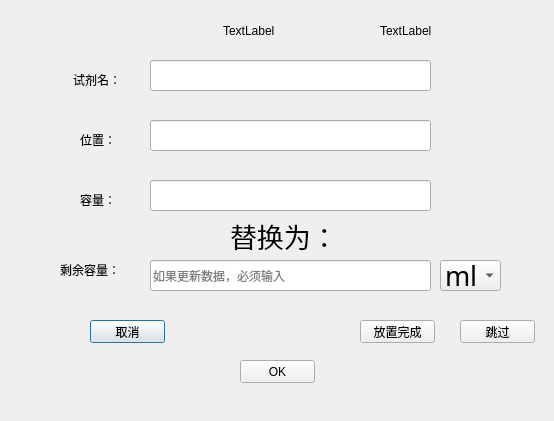
Before: the Qt Designer form Qt_Dev/v1.1/test_one/execut_window.ui in xuezeao/git_program, drawn with Qt 5.
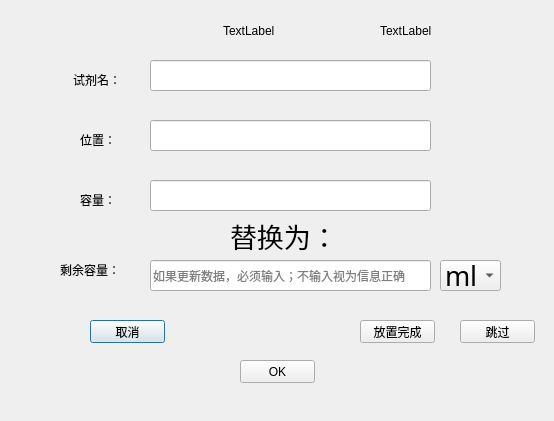
After: the same form once the commit is applied.

```diff
--- a/Qt_Dev/v1.1/test_one/execut_window.ui
+++ b/Qt_Dev/v1.1/test_one/execut_window.ui
@@ -150,7 +150,7 @@
     </rect>
    </property>
    <property name="placeholderText">
-    <string>如果更新数据，必须输入</string>
+    <string>如果更新数据，必须输入；不输入视为信息正确</string>
    </property>
   </widget>
   <widget class="QLabel" name="label_oddDose">
```
